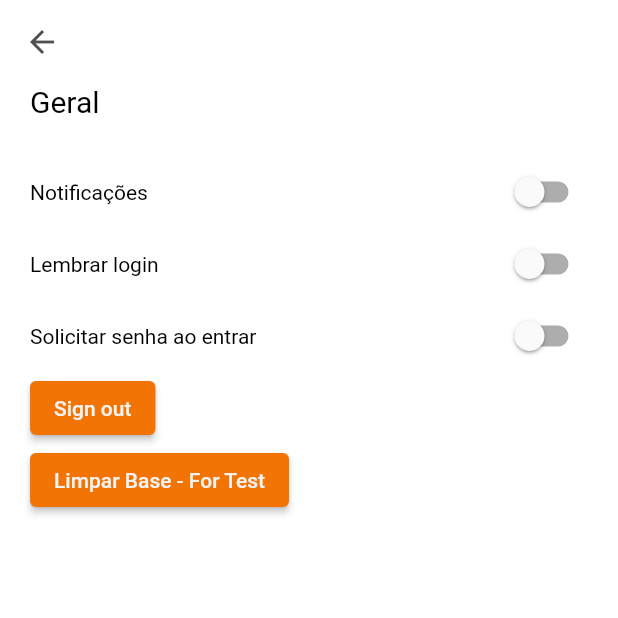
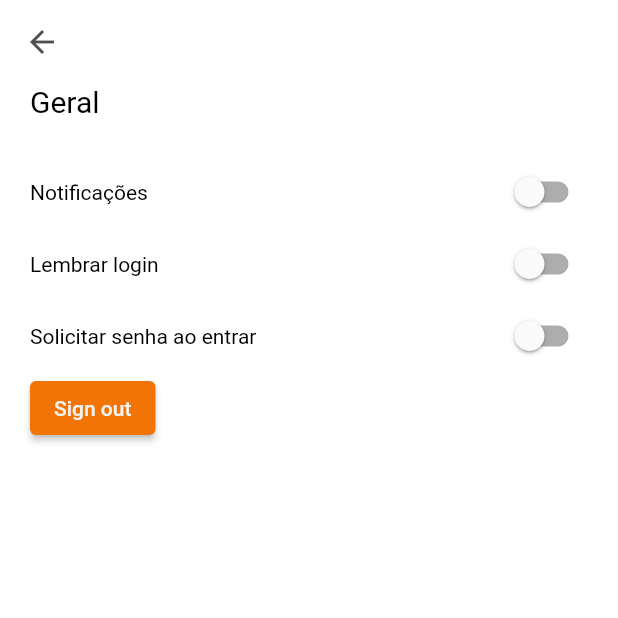
Before and after one commit to santos-gabriel/fin-helper, a Flutter app: the SettingsPage screen opened by its route, on a phone screen of 412 x 824 dp, the top half of it. Run offline on Flutter 3.47's test engine with Material 2 defaults, Android fonts, the phone set to English and light mode, and no system bars; our stand-ins replace flutter_masked_text2, flutter_speed_dial, google_fonts, google_sign_in, shared_preferences and 1 more; missing offline and left inert: animated_card, dart:ffi; accounts and stored records are empty.

Commit message:
Commenting test code

```diff
--- a/lib/src/modules/settings/settings_page.dart
+++ b/lib/src/modules/settings/settings_page.dart
@@ -103,17 +103,17 @@ class _SettingsPageState extends State<SettingsPage> {
                 ),
               ),
             ),
-            ElevatedButton(
-              onPressed: () async {
-                await DBProvider.db.clearAll();
-              },
-              child: Text(
-                'Limpar Base - For Test',
-                style: TextStyle(
-                  color: AppColors.whiteSoft,
-                ),
-              ),
-            ),
+            // ElevatedButton(
+            //   onPressed: () async {
+            //     await DBProvider.db.clearAll();
+            //   },
+            //   child: Text(
+            //     'Limpar Base - For Test',
+            //     style: TextStyle(
+            //       color: AppColors.whiteSoft,
+            //     ),
+            //   ),
+            // ),
           ],
         ),
       ),
```
